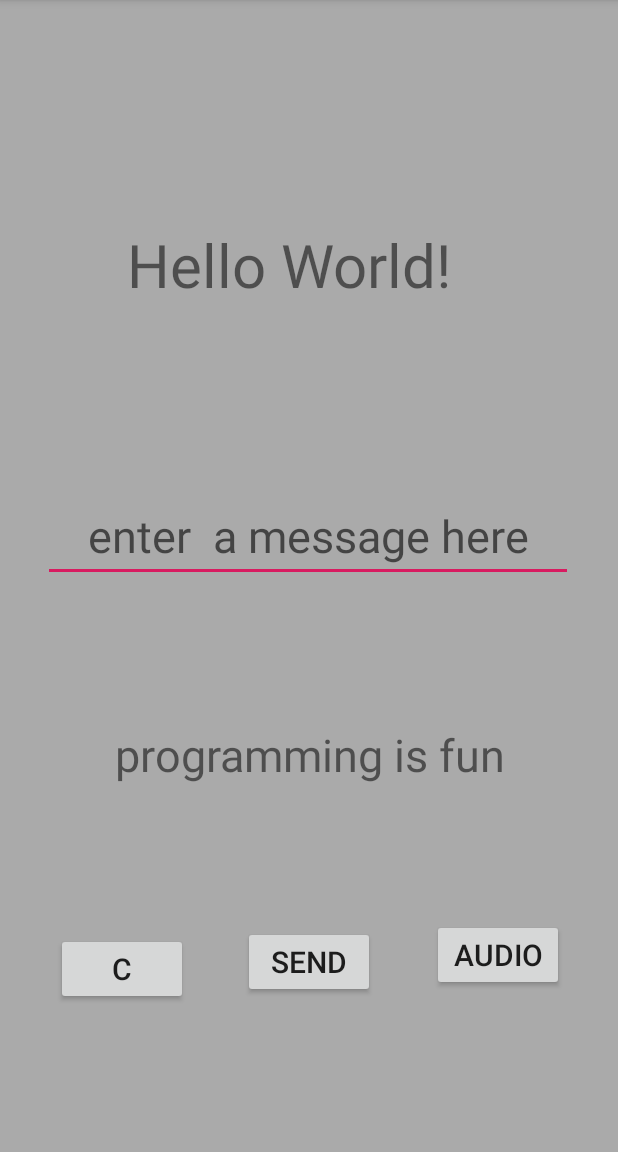
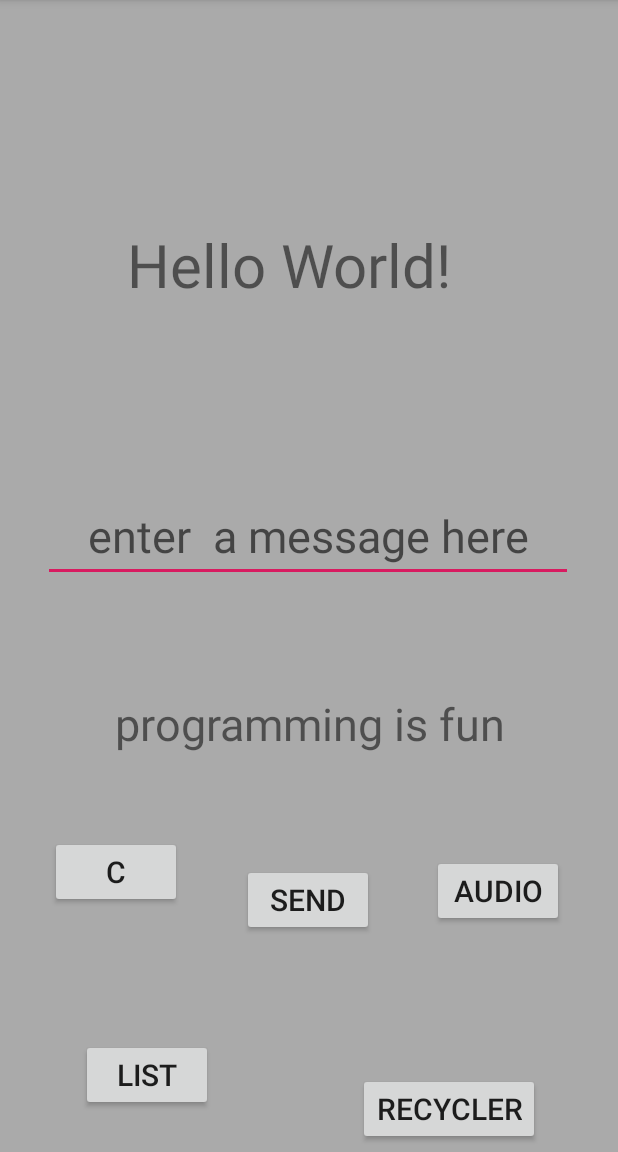
Before and after one commit to marianalumaga/Maria_app, an Android app: the MainActivity screen opened directly, with no data from a screen before it, on a phone screen of 412 x 824 dp, the part 84-1236 px from its top. Run offline under Robolectric (Android 15) with nearby library versions, the phone set to English and light mode, and no system bars; 1 statement that could not run was skipped.

Commit message:
andriod is fun

```diff
--- a/app/build.gradle
+++ b/app/build.gradle
@@ -27,4 +27,5 @@ dependencies {
     androidTestImplementation 'androidx.test.ext:junit:1.1.0'
     androidTestImplementation 'androidx.test.espresso:espresso-core:3.1.1'
     implementation 'com.android.support:recyclerview-v7:29.0.0'
+
 }
--- a/app/src/main/java/com/example/maria_app/MainActivity.java
+++ b/app/src/main/java/com/example/maria_app/MainActivity.java
@@ -34,6 +34,23 @@ public class MainActivity extends AppCompatActivity {
                 startActivity(intent);
             }
         });
+        Button list=(Button)findViewById(R.id.button3);
+        list.setOnClickListener(new View.OnClickListener() {
+            @Override
+            public void onClick(View v) {
+                Intent intent=new Intent(MainActivity.this,ListVeiw.class);
+                startActivity(intent);
+
+            }
+        });
+       Button re=(Button)findViewById(R.id.button4);
+       re.setOnClickListener(new View.OnClickListener() {
+           @Override
+           public void onClick(View v) {
+               Intent intent = new Intent(MainActivity.this,Recycler.class);
+               startActivity(intent);
+           }
+       });
 
     }
 public void sendMessage(View view) {
--- a/app/src/main/res/layout/activity_main.xml
+++ b/app/src/main/res/layout/activity_main.xml
@@ -45,10 +45,10 @@
         android:textSize="20dp"
         app:layout_constraintBottom_toBottomOf="parent"
         app:layout_constraintEnd_toEndOf="parent"
-        app:layout_constraintHorizontal_bias="0.501"
+        app:layout_constraintHorizontal_bias="0.498"
         app:layout_constraintStart_toStartOf="parent"
         app:layout_constraintTop_toBottomOf="@+id/message"
-        app:layout_constraintVertical_bias="0.691" />
+        app:layout_constraintVertical_bias="0.567" />
 
     <TextView
         android:id="@+id/textView2"
@@ -73,7 +73,7 @@
         app:layout_constraintBottom_toBottomOf="parent"
         app:layout_constraintEnd_toEndOf="parent"
         app:layout_constraintTop_toBottomOf="@+id/textView2"
-        app:layout_constraintVertical_bias="0.453" />
+        app:layout_constraintVertical_bias="0.311" />
 
     <Button
         android:id="@+id/button2"
@@ -83,8 +83,37 @@
         android:textSize="20dp"
         app:layout_constraintBottom_toBottomOf="parent"
         app:layout_constraintEnd_toStartOf="@+id/sendbutton"
+        app:layout_constraintHorizontal_bias="0.452"
         app:layout_constraintStart_toStartOf="parent"
-        app:layout_constraintTop_toBottomOf="@+id/textView2" />
+        app:layout_constraintTop_toBottomOf="@+id/textView2"
+        app:layout_constraintVertical_bias="0.253" />
+
+    <Button
+        android:id="@+id/button3"
+        android:layout_width="wrap_content"
+        android:layout_height="wrap_content"
+        android:text="list"
+        android:textSize="20dp"
+        app:layout_constraintBottom_toBottomOf="parent"
+        app:layout_constraintEnd_toStartOf="@+id/button4"
+        app:layout_constraintHorizontal_bias="0.36"
+        app:layout_constraintStart_toStartOf="parent"
+        app:layout_constraintTop_toBottomOf="@+id/button2"
+        app:layout_constraintVertical_bias="0.761" />
+
+    <Button
+        android:id="@+id/button4"
+        android:layout_width="wrap_content"
+        android:layout_height="wrap_content"
+        android:layout_marginTop="24dp"
+        android:layout_marginEnd="52dp"
+        android:layout_marginRight="52dp"
+        android:text="Recycler"
+        android:textSize="20dp"
+        app:layout_constraintBottom_toBottomOf="parent"
+        app:layout_constraintEnd_toEndOf="parent"
+        app:layout_constraintTop_toBottomOf="@+id/mu"
+        app:layout_constraintVertical_bias="0.941" />
 
 
 </androidx.constraintlayout.widget.ConstraintLayout>
--- a/app/src/main/res/values/strings.xml
+++ b/app/src/main/res/values/strings.xml
@@ -2,4 +2,5 @@
     <string name="app_name">Maria_app</string>
     <string name="prog">programming is fun</string>
 
+
 </resources>
```
Also changed, not shown: app/src/main/AndroidManifest.xml (+4 -5 lines), app/src/main/java/com/example/maria_app/ListVeiw.java (added, +46 -0 lines), app/src/main/java/com/example/maria_app/Movie.java (added, +38 -0 lines), app/src/main/java/com/example/maria_app/MovieAdapter.java (added, +54 -0 lines), app/src/main/res/layout/activity_list_veiw.xml (added, +20 -0 lines), app/src/main/res/layout/listitem.xml (added, +15 -0 lines), app/src/main/res/layout/movie_list.xml (added, +35 -0 lines), app/src/main/res/values/dimen.xml (added, +10 -0 lines).
